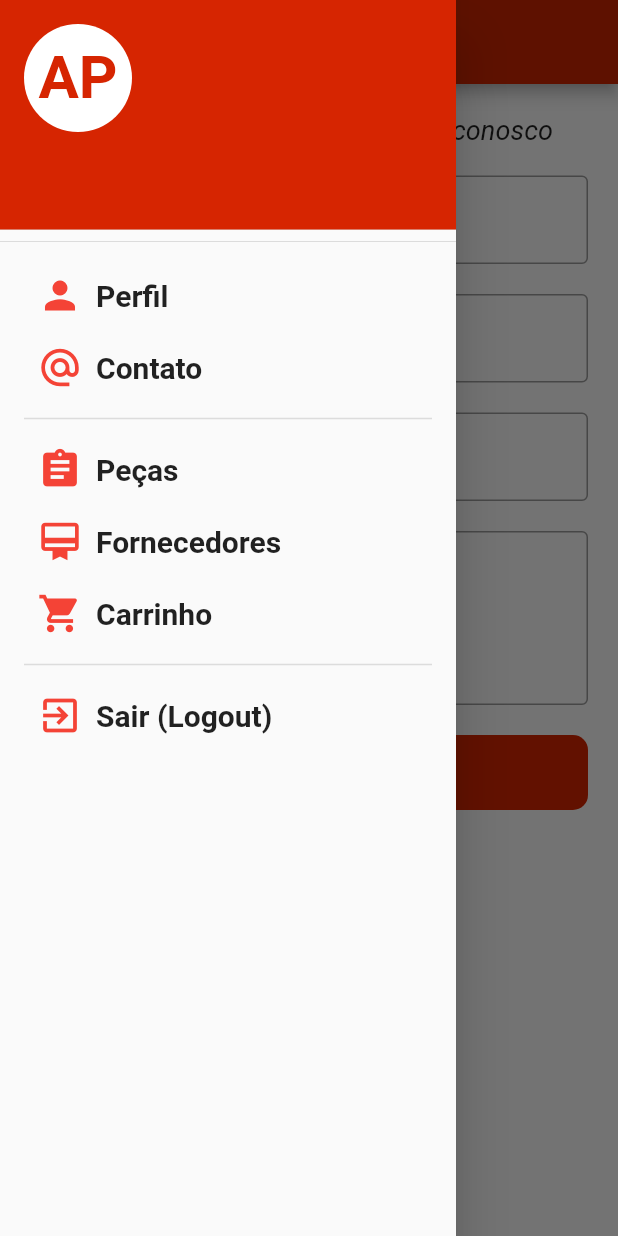
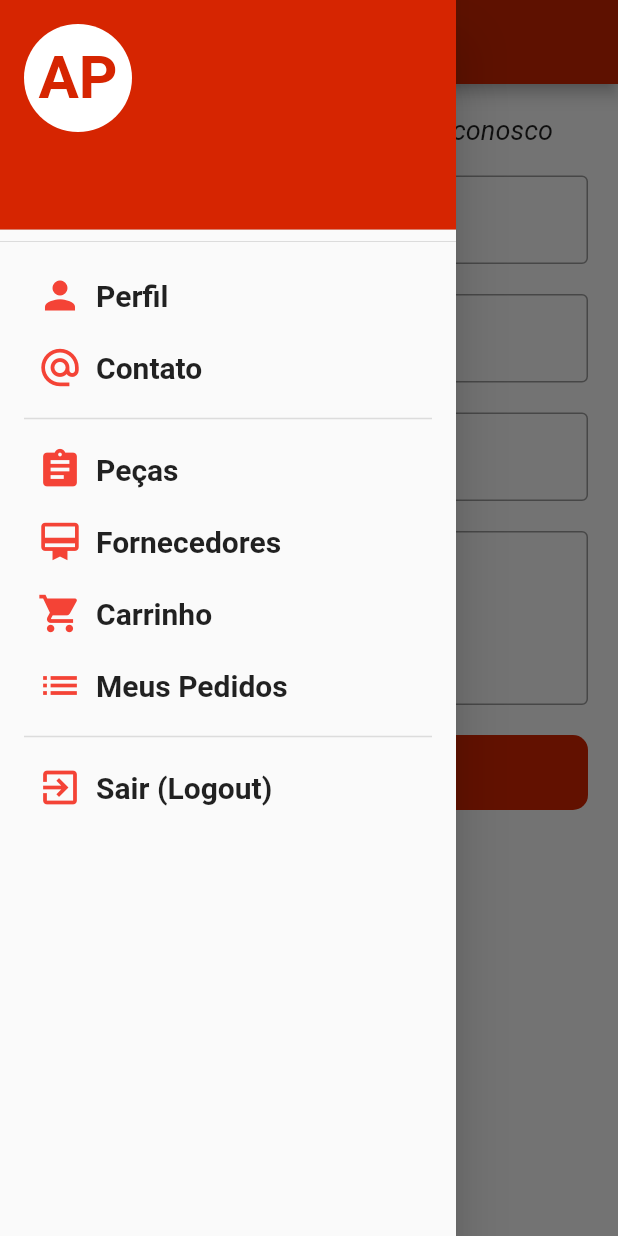
Before and after one commit to dariosalles/autoparts, a Flutter app: the Contato screen opened by its route, with the side drawer open, on a phone screen of 412 x 824 dp. Run offline on Flutter 3.47's test engine with Material 2 defaults, Android fonts, the phone set to English and light mode, and no system bars; our stand-ins replace fluttertoast, google_fonts, google_maps_flutter, shared_preferences; missing offline and left inert: loading; accounts and stored records are empty; network calls fail; Roboto replaces fonts that are missing (SFUIDisplay); project files that could hold a hidden picture were left out.

Commit message:
MAC-17032020-1758

```diff
--- a/lib/main.dart
+++ b/lib/main.dart
@@ -13,6 +13,7 @@ import 'package:flutter/services.dart';
 import 'esqueci.dart';
 import 'fornecedores.dart';
 import 'fornecedores_mapa.dart';
+import 'package:auto_parts/pedidos.dart';
 
 void main() {
 
@@ -32,7 +33,8 @@ void main() {
       '/carrinho': (context) => Carrinho(),
       '/cadastro': (context) => Cadastro(),
       '/fornecedores': (context) => Fornecedores(),
-      '/esqueci': (context) => Esqueci()
+      '/esqueci': (context) => Esqueci(),
+      '/pedidos': (context) => Pedidos()
 
     },
   ));
--- a/lib/menuDrawer.dart
+++ b/lib/menuDrawer.dart
@@ -184,6 +184,22 @@ class _MenuDrawerState extends State<MenuDrawer> {
                         style: optionStyle),
                   ],
                 ),
+                Row(
+                  children: <Widget>[
+                    IconButton(
+                      icon: Icon(Icons.list),
+                      color: Colors.red,
+                      iconSize: 30,
+                      tooltip: 'Meus pedidos',
+                      onPressed: () {
+                        print('Recarrega a pagina Meus Pedidos');
+                        Navigator.pushNamed(context, '/pedidos');
+                      },
+                    ),
+                    Text('Meus Pedidos ',
+                        style: optionStyle),
+                  ],
+                ),
                 Divider(
                   color: Colors.black12,
                   height: 20,
```
Also changed, not shown: lib/detalhes_fornecedores.dart (+19 -20 lines), lib/pedidos.dart (added, +47 -0 lines).
